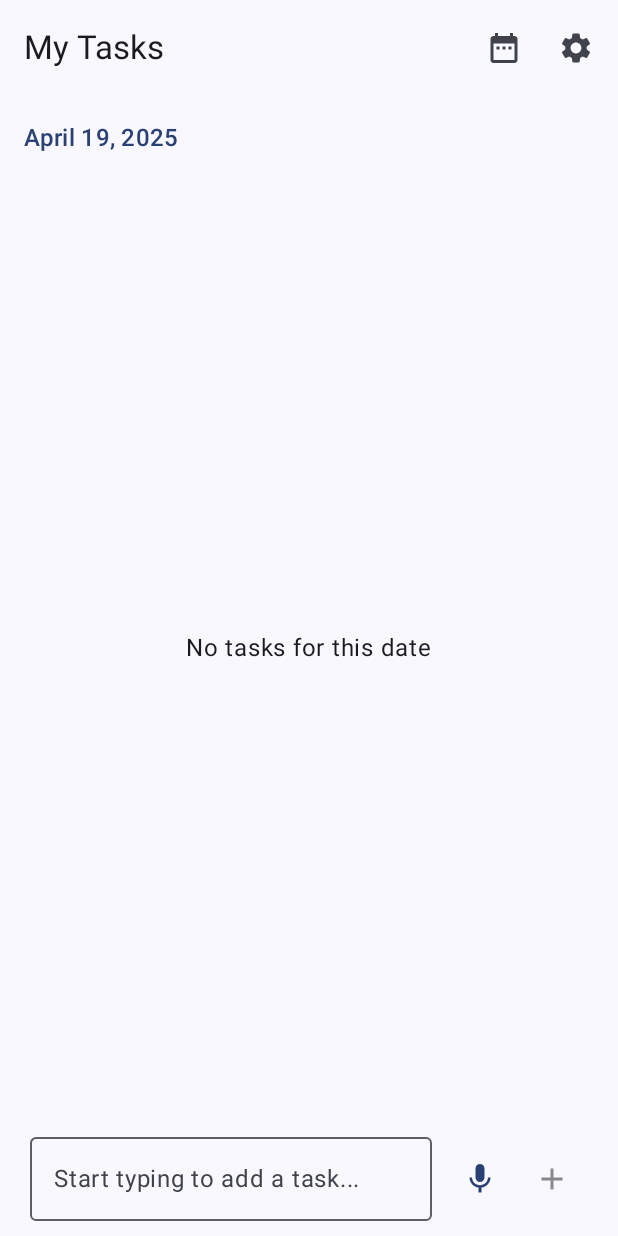
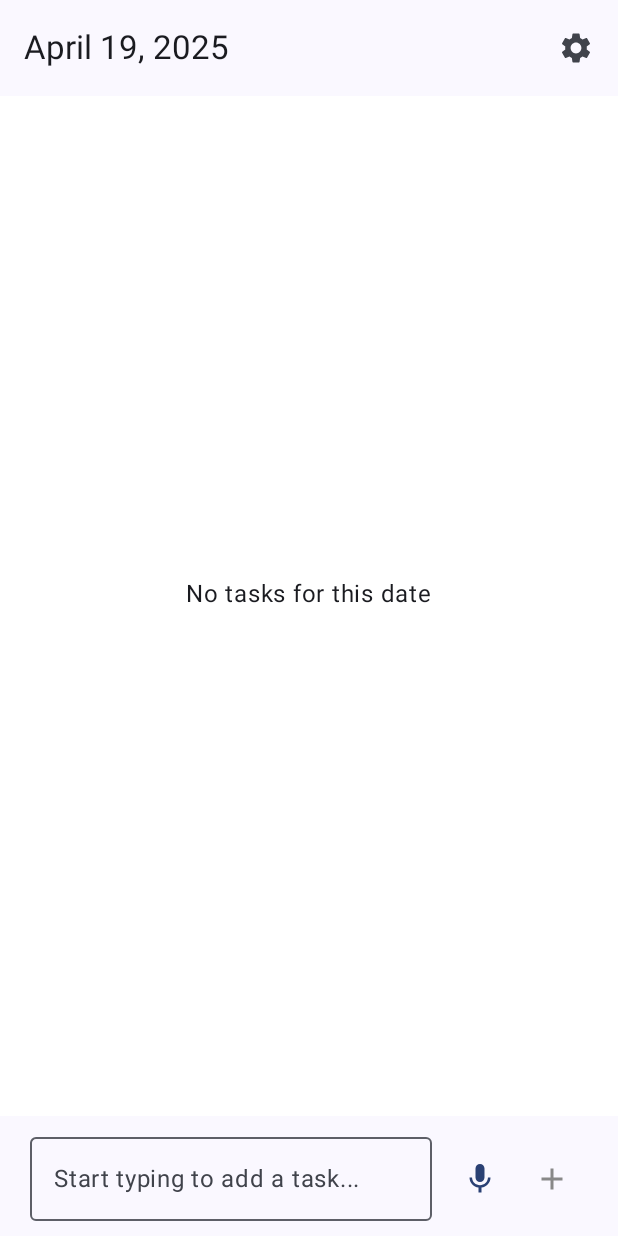
Before and after one commit to KarlSikas/TaskRabbit, an Android app built with Jetpack Compose: the TaskListScreen screen opened through its navigation route, on a phone screen of 412 x 824 dp. Run offline under Robolectric (Android 15) with nearby library versions, the phone set to English and light mode, and no system bars; our stand-ins replace Room's generated code.

Commit message:
Working 0.2

```diff
--- a/app/src/main/java/com/example/taskrabbit/ui/screens/TaskListScreen.kt
+++ b/app/src/main/java/com/example/taskrabbit/ui/screens/TaskListScreen.kt
@@ -6,11 +6,12 @@ import android.content.Intent
 import android.speech.RecognizerIntent
 import androidx.activity.compose.rememberLauncherForActivityResult
 import androidx.activity.result.contract.ActivityResultContracts
+import androidx.compose.foundation.background
 import androidx.compose.foundation.layout.*
 import androidx.compose.foundation.lazy.LazyColumn
 import androidx.compose.foundation.lazy.items
 import androidx.compose.material.icons.Icons
-import androidx.compose.material.icons.filled.* // Keep other icons like DateRange, Settings, Mic, Add, Delete
+import androidx.compose.material.icons.filled.*
 import androidx.compose.material3.*
 import androidx.compose.runtime.*
 import androidx.compose.ui.Alignment
@@ -28,13 +29,16 @@ import com.example.taskrabbit.ui.theme.AppThemeSettings
 import org.threeten.bp.LocalDate
 import org.threeten.bp.format.DateTimeFormatter
 import java.util.*
+import androidx.compose.ui.res.painterResource
+import com.example.taskrabbit.viewmodel.SettingsViewModel
+import com.example.taskrabbit.ui.theme.BackgroundChoice
+import androidx.compose.ui.draw.paint
 
 @OptIn(ExperimentalMaterial3Api::class)
 @Composable
 fun TaskListScreen(
-    onNavigateToSettings: () -> Unit, // Callback for navigating to the Settings screen
-    onNavigateToCalendar: () -> Unit, // Callback for navigating to the Calendar screen
-    // Removed onNavigateToBackgroundSelector callback as the button is removed
+    onNavigateToSettings: () -> Unit,
+    onNavigateToCalendar: () -> Unit,
     viewModel: TaskViewModel = viewModel(factory = TaskViewModel.Factory(LocalContext.current.applicationContext as Application))
 ) {
     val context = LocalContext.current
@@ -45,7 +49,9 @@ fun TaskListScreen(
     val appThemeSettings = AppThemeSettings()
     val themeSettings by appThemeSettings.collectAsState(initial = ThemeSettings())
 
-    // Speech recognition launcher
+    val settingsViewModel: SettingsViewModel = viewModel()
+    val appState by settingsViewModel.appState.collectAsState()
+
     val speechRecognitionLauncher = rememberLauncherForActivityResult(
         contract = ActivityResultContracts.StartActivityForResult()
     ) { result ->
@@ -57,7 +63,6 @@ fun TaskListScreen(
         isListeningForSpeech = false
     }
 
-    // Permission launcher for accessing microphone
     val permissionLauncher = rememberLauncherForActivityResult(
         contract = ActivityResultContracts.RequestPermission()
     ) { isGranted ->
@@ -70,17 +75,28 @@ fun TaskListScreen(
                 speechRecognitionLauncher.launch(intent)
                 true
             } catch (e: Exception) {
-                // It's good practice to handle potential exceptions here
-                // e.g., log the error or show a message to the user
                 false
             }
         } else {
-            // Handle the case where permission is denied, maybe show a message
             false
         }
     }
 
-    // Load tasks for the selected date whenever the date changes
+    fun getBackgroundResource(backgroundChoice: BackgroundChoice): Int? {
+        return when (backgroundChoice) {
+            BackgroundChoice.BUTTERFLY -> R.drawable.bg_butterfly
+            BackgroundChoice.COLORFUL -> R.drawable.bg_colorful
+            BackgroundChoice.CUTE -> R.drawable.bg_cute
+            BackgroundChoice.FLOWERS -> R.drawable.bg_flowers
+            BackgroundChoice.RAINBOW -> R.drawable.bg_rainbow
+            BackgroundChoice.SHOOTING_STAR -> R.drawable.bg_shooting_star
+            BackgroundChoice.SKELETON_HEAD -> R.drawable.bg_skeleton_head
+            BackgroundChoice.WHITE -> null
+        }
+    }
+
+    val backgroundResource = getBackgroundResource(appState.backgroundChoice)
+
     LaunchedEffect(currentViewDate) {
         viewModel.loadTasksForDate(currentViewDate)
     }
@@ -88,15 +104,15 @@ fun TaskListScreen(
     Scaffold(
         topBar = {
             TopAppBar(
-                title = { Text(stringResource(id = R.string.my_tasks)) },
+                title = {
+                    Text(
+                        currentViewDate.format(DateTimeFormatter.ofPattern("MMMM d, yyyy"))
+                    )
+                },
                 actions = {
-                    IconButton(onClick = onNavigateToCalendar) {
-                        Icon(Icons.Default.DateRange, contentDescription = "Calendar")
-                    }
                     IconButton(onClick = onNavigateToSettings) {
                         Icon(Icons.Default.Settings, contentDescription = "Settings")
                     }
-                    // IconButton for Image/Background Selector has been removed.
                 },
                 colors = TopAppBarDefaults.topAppBarColors(containerColor = Color.Transparent)
             )
@@ -110,18 +126,30 @@ fun TaskListScreen(
                 onAddTask = {
                     if (newTaskText.isNotBlank()) {
                         viewModel.addTask(newTaskText, currentViewDate)
-                        newTaskText = "" // Clear text field after adding
+                        newTaskText = ""
                     }
                 }
             )
         }
     ) { paddingValues ->
-        TaskListContent(
-            paddingValues = paddingValues,
-            tasksForDate = tasksForDate,
-            currentViewDate = currentViewDate,
-            onDeleteTask = { taskId -> viewModel.deleteTask(taskId) }
-        )
+        Column(
+            modifier = Modifier
+                .fillMaxSize()
+                .padding(paddingValues)
+                .then(
+                    if (backgroundResource != null) {
+                        Modifier.paint(painterResource(id = backgroundResource))
+                    } else {
+                        Modifier.background(Color.White)
+                    }
+                )
+        ) {
+            TaskListContent(
+                paddingValues = paddingValues,
+                tasksForDate = tasksForDate,
+                onDeleteTask = { taskId -> viewModel.deleteTask(taskId) }
+            )
+        }
     }
 }
 
@@ -148,7 +176,7 @@ private fun TaskInputBar(
                 onValueChange = onTextChange,
                 placeholder = { Text(stringResource(R.string.add_task_hint)) },
                 modifier = Modifier.weight(1f),
-                singleLine = true // Ensures the text field doesn't expand vertically
+                singleLine = true
             )
             Spacer(modifier = Modifier.width(8.dp))
             IconButton(onClick = onMicClick) {
@@ -158,11 +186,10 @@ private fun TaskInputBar(
                     tint = if (isListeningForSpeech) MaterialTheme.colorScheme.error else MaterialTheme.colorScheme.primary
                 )
             }
-            IconButton(onClick = onAddTask, enabled = newTaskText.isNotBlank()) { // Disable add button if text is blank
+            IconButton(onClick = onAddTask, enabled = newTaskText.isNotBlank()) {
                 Icon(
                     imageVector = Icons.Default.Add,
                     contentDescription = "Add Task",
-                    // Adjust tint based on enabled state if desired
                     tint = if (newTaskText.isNotBlank()) MaterialTheme.colorScheme.primary else Color.Gray
                 )
             }
@@ -174,44 +201,32 @@ private fun TaskInputBar(
 private fun TaskListContent(
     paddingValues: PaddingValues,
     tasksForDate: List<TaskItem>,
-    currentViewDate: LocalDate,
     onDeleteTask: (Long) -> Unit
 ) {
     Column(
         modifier = Modifier
             .fillMaxSize()
-            .padding(paddingValues) // Apply padding from Scaffold
+            .padding(paddingValues)
     ) {
-        // Display the current date being viewed
-        Text(
-            text = currentViewDate.format(DateTimeFormatter.ofPattern("MMMM d, yyyy")), // Consistent date format
-            style = MaterialTheme.typography.titleMedium,
-            modifier = Modifier.padding(16.dp), // Padding around the date text
-            color = MaterialTheme.colorScheme.primary // Use primary color for emphasis
-        )
-
-        // Conditional content based on whether tasks exist for the date
         if (tasksForDate.isEmpty()) {
-            // Show a message if there are no tasks
             Box(
-                modifier = Modifier.fillMaxSize(), // Take up remaining space
-                contentAlignment = Alignment.Center // Center the message
+                modifier = Modifier.fillMaxSize(),
+                contentAlignment = Alignment.Center
             ) {
                 Text(stringResource(R.string.no_tasks_for_date))
             }
         } else {
-            // Display the list of tasks if any exist
             LazyColumn(
                 modifier = Modifier
-                    .fillMaxSize() // Take up remaining space
-                    .padding(horizontal = 16.dp) // Horizontal padding for list items
+                    .fillMaxSize()
+                    .padding(horizontal = 16.dp)
             ) {
-                items(tasksForDate, key = { task -> task.id }) { task -> // Use task id as key for better performance
+                items(tasksForDate, key = { task -> task.id }) { task ->
                     TaskItemCard(
                         task = task,
-                        onDelete = onDeleteTask // Pass the delete action
+                        onDelete = onDeleteTask
                     )
-                    Divider() // Add a divider between task items
+                    Divider()
                 }
             }
         }
@@ -226,16 +241,16 @@ fun TaskItemCard(
     Row(
         modifier = Modifier
             .fillMaxWidth()
-            .padding(vertical = 8.dp), // Padding for each task item row
-        verticalAlignment = Alignment.CenterVertically, // Align items vertically in the center
-        horizontalArrangement = Arrangement.SpaceBetween // Space out text and button
+            .padding(vertical = 8.dp),
+        verticalAlignment = Alignment.CenterVertically,
+        horizontalArrangement = Arrangement.SpaceBetween
     ) {
         Text(
             text = task.title,
-            modifier = Modifier.weight(1f).padding(end = 8.dp) // Allow text to take space and add padding before button
+            modifier = Modifier.weight(1f).padding(end = 8.dp)
         )
-        IconButton(onClick = { onDelete(task.id) }) { // Trigger delete action on click
-            Icon(Icons.Default.Delete, contentDescription = "Delete Task") // Use specific content description
+        IconButton(onClick = { onDelete(task.id) }) {
+            Icon(Icons.Default.Delete, contentDescription = "Delete Task")
         }
     }
 }
```
Also changed, not shown: app/src/main/java/com/example/taskrabbit/MainActivity.kt (+6 -110 lines).
